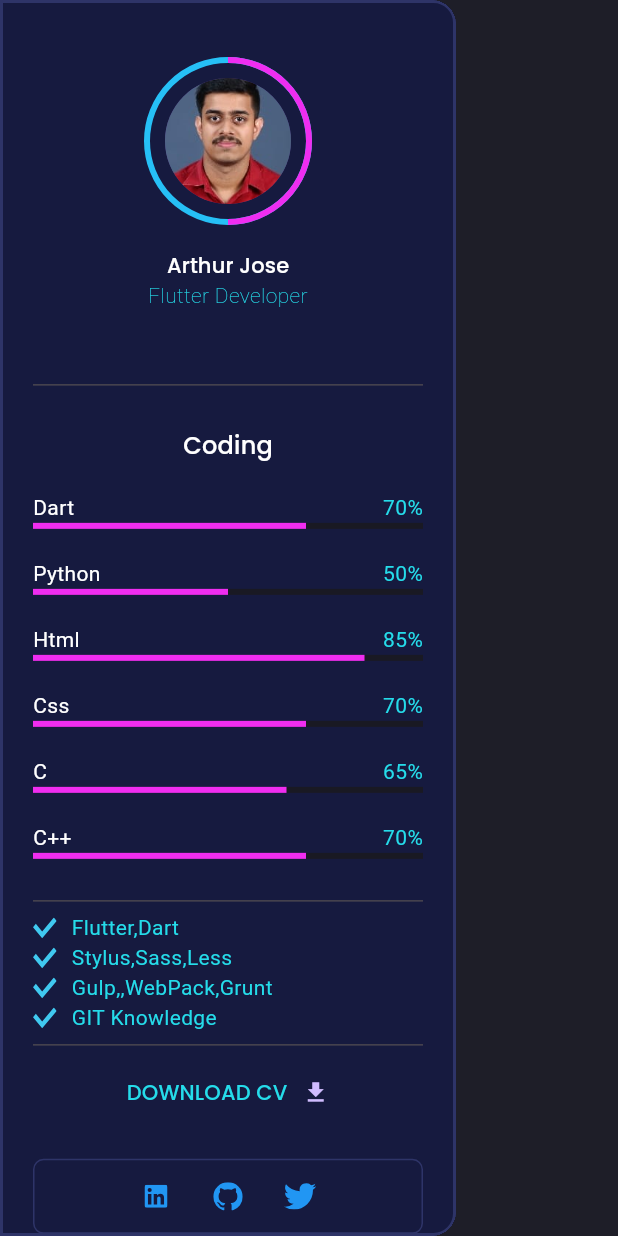
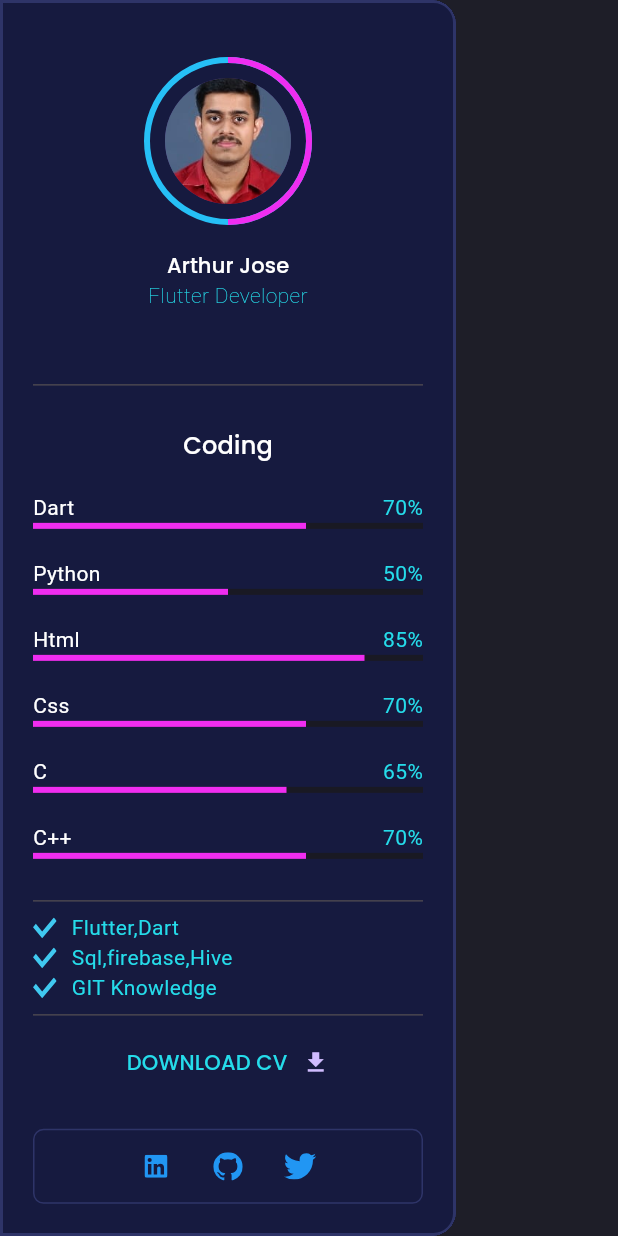
Before and after one commit to arthurjose007/portfolio_arthur, a Flutter app: the SideMenus widget shown alone on an empty page, opened directly, scrolled down 250 dp, on a phone screen of 412 x 824 dp. Run offline on Flutter 3.47's test engine with Material 3 defaults, Android fonts, the light colour scheme and no system bars; our stand-ins replace animated_text_kit, flutter_svg, google_fonts, permission_handler; missing offline and left inert: universal_html.

Commit message:
some update

```diff
--- a/lib/screens/home/components/sideMenu.dart
+++ b/lib/screens/home/components/sideMenu.dart
@@ -112,8 +112,7 @@ class SideMenus extends StatelessWidget {
                         percentage: 0.7, codinglanguage: "C++"),
                     Divider(),
                     KnowledgeText(text: "Flutter,Dart"),
-                    KnowledgeText(text: "Stylus,Sass,Less"),
-                    KnowledgeText(text: "Gulp,,WebPack,Grunt"),
+                    KnowledgeText(text: "Sql,firebase,Hive"),
                     KnowledgeText(text: "GIT Knowledge"),
                     Divider(),
                     TextButton(
```
